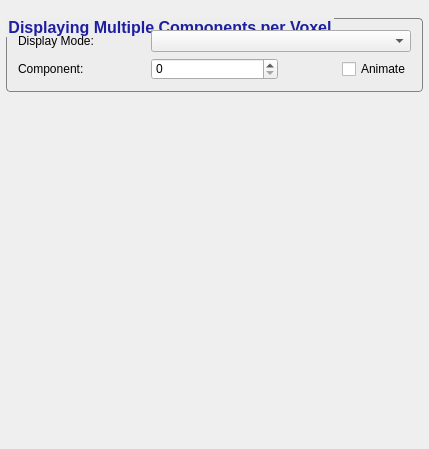
Qt form GUI/Qt/Components/GeneralLayerInspector.ui (pyushkevich/itksnap) before a commit.
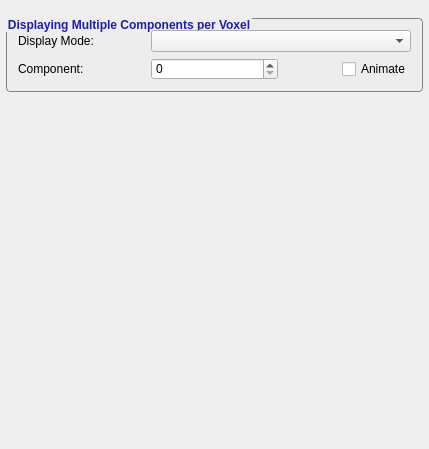
The same form after that commit.

Commit message: Fixed Linux display issues (interactor widgets hiding main widgets, crashing of VTK renderer widgets, font size issues

The edit to the form file:
```diff
--- a/GUI/Qt/Components/GeneralLayerInspector.ui
+++ b/GUI/Qt/Components/GeneralLayerInspector.ui
@@ -18,7 +18,7 @@
   background-origin: content;
   margin-top: 2.5ex;
   font-weight: bold;
-  font-size: 12pt;
+  font-size: 12px;
   font-family: helvetica;
   color: rgb(30,30,160);
   background-color: rgb(237,237,237);
```
The commit also changes 18 other files.
